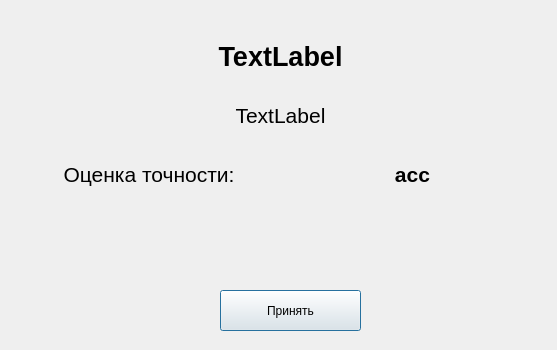
Qt form UI/patientVerdictWin.ui (Vittallya/MlApp) before a commit.
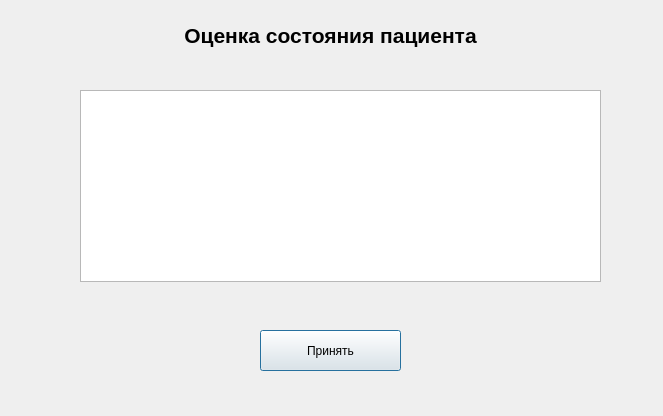
The same form after that commit.

Commit message: Более красивый вывод состояния пациента, таблица

What changed in the file:
```diff
--- a/UI/patientVerdictWin.ui
+++ b/UI/patientVerdictWin.ui
@@ -6,8 +6,8 @@
    <rect>
     <x>0</x>
     <y>0</y>
-    <width>557</width>
-    <height>350</height>
+    <width>663</width>
+    <height>416</height>
    </rect>
   </property>
   <property name="windowTitle">
@@ -16,8 +16,8 @@
   <widget class="QPushButton" name="bt_accept">
    <property name="geometry">
     <rect>
-     <x>220</x>
-     <y>290</y>
+     <x>260</x>
+     <y>330</y>
      <width>141</width>
      <height>41</height>
     </rect>
@@ -26,61 +26,34 @@
     <string>Принять</string>
    </property>
   </widget>
-  <widget class="QWidget" name="">
+  <widget class="QTableWidget" name="tableWidget">
    <property name="geometry">
     <rect>
-     <x>20</x>
-     <y>30</y>
+     <x>80</x>
+     <y>90</y>
      <width>521</width>
-     <height>171</height>
+     <height>192</height>
     </rect>
    </property>
-   <layout class="QVBoxLayout" name="verticalLayout">
-    <item>
-     <widget class="QLabel" name="lb_state">
-      <property name="styleSheet">
-       <string notr="true">font-size: 20pt;</string>
-      </property>
-      <property name="text">
-       <string>&lt;html&gt;&lt;head/&gt;&lt;body&gt;&lt;p align=&quot;center&quot;&gt;&lt;span style=&quot; font-weight:700;&quot;&gt;TextLabel&lt;/span&gt;&lt;/p&gt;&lt;/body&gt;&lt;/html&gt;</string>
-      </property>
-     </widget>
-    </item>
-    <item>
-     <widget class="QLabel" name="lb_recs">
-      <property name="styleSheet">
-       <string notr="true">font-size: 16pt;</string>
-      </property>
-      <property name="text">
-       <string>&lt;html&gt;&lt;head/&gt;&lt;body&gt;&lt;p align=&quot;center&quot;&gt;TextLabel&lt;/p&gt;&lt;/body&gt;&lt;/html&gt;</string>
-      </property>
-     </widget>
-    </item>
-    <item>
-     <layout class="QHBoxLayout" name="horizontalLayout">
-      <item>
-       <widget class="QLabel" name="lb_state_2">
-        <property name="styleSheet">
-         <string notr="true">font-size: 16pt;</string>
-        </property>
-        <property name="text">
-         <string>&lt;html&gt;&lt;head/&gt;&lt;body&gt;&lt;p align=&quot;center&quot;&gt;Оценка точности:&lt;/p&gt;&lt;/body&gt;&lt;/html&gt;</string>
-        </property>
-       </widget>
-      </item>
-      <item>
-       <widget class="QLabel" name="lb_acc">
-        <property name="styleSheet">
-         <string notr="true">font-size: 16pt;</string>
-        </property>
-        <property name="text">
-         <string>&lt;html&gt;&lt;head/&gt;&lt;body&gt;&lt;p align=&quot;center&quot;&gt;&lt;span style=&quot; font-weight:700;&quot;&gt;acc&lt;/span&gt;&lt;/p&gt;&lt;/body&gt;&lt;/html&gt;</string>
-        </property>
-       </widget>
-      </item>
-     </layout>
-    </item>
-   </layout>
+   <attribute name="horizontalHeaderVisible">
+    <bool>false</bool>
+   </attribute>
+   <attribute name="verticalHeaderVisible">
+    <bool>false</bool>
+   </attribute>
+  </widget>
+  <widget class="QLabel" name="label">
+   <property name="geometry">
+    <rect>
+     <x>130</x>
+     <y>10</y>
+     <width>401</width>
+     <height>51</height>
+    </rect>
+   </property>
+   <property name="text">
+    <string>&lt;html&gt;&lt;head/&gt;&lt;body&gt;&lt;p align=&quot;center&quot;&gt;&lt;span style=&quot; font-size:16pt; font-weight:700;&quot;&gt;Оценка состояния пациента&lt;/span&gt;&lt;/p&gt;&lt;/body&gt;&lt;/html&gt;</string>
+   </property>
   </widget>
  </widget>
  <resources/>
```
The commit also changes 19 other files.
